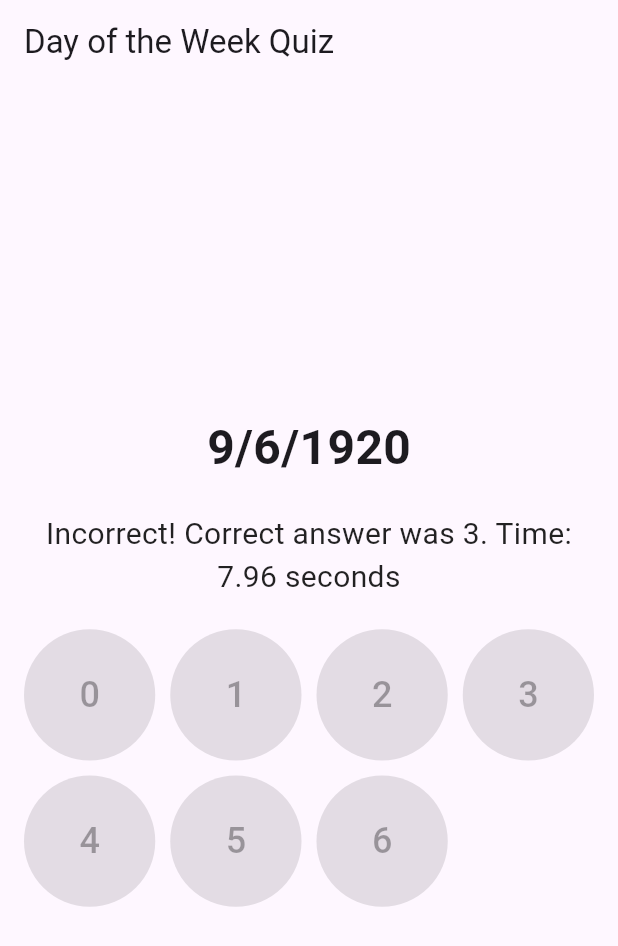
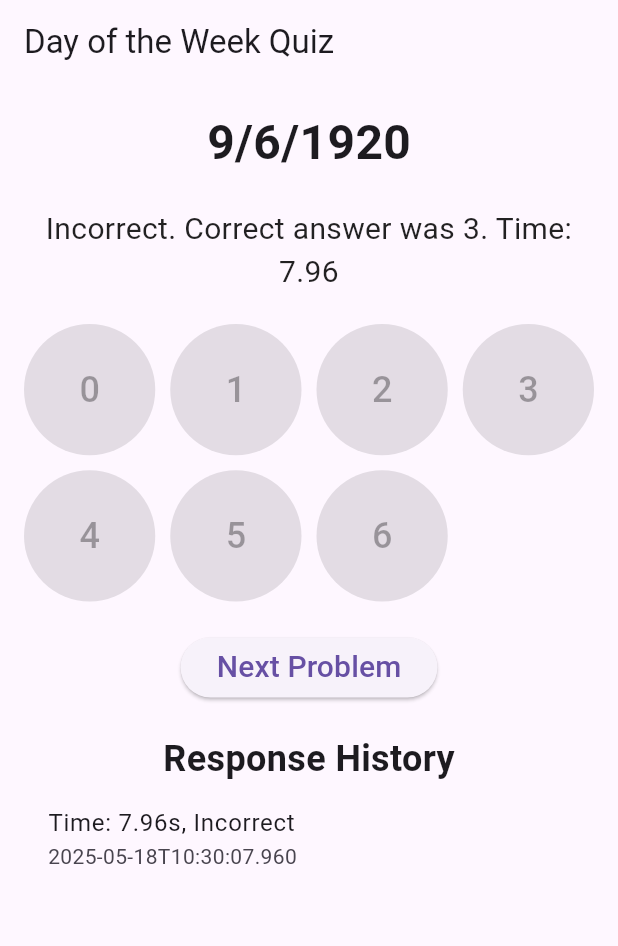
Before and after one commit to logansmith9454/doomsday, a Flutter app: the screen it shows after launch, after a tap on an icon or button, on a phone screen of 412 x 824 dp. Shown: the top 946 px of the screen. Run offline on Flutter 3.47's test engine with Material 3 defaults, Android fonts, the phone set to English and light mode, and no system bars; our stand-ins replace sqflite; accounts and stored records are empty.

Commit message:
added sql

```diff
--- /dev/null
+++ b/lib/database_helper.dart
@@ -0,0 +1,65 @@
+import 'package:sqflite/sqflite.dart';
+import 'package:path/path.dart';
+
+class DatabaseHelper {
+  static final DatabaseHelper instance = DatabaseHelper._init();
+  static Database? _database;
+
+  DatabaseHelper._init();
+
+  Future<Database> get database async {
+    if (_database != null) return _database!;
+    _database = await _initDB('responses.db');
+    print('Database initialized at: ${await getDatabasesPath()}/responses.db');
+    return _database!;
+  }
+
+  Future<Database> _initDB(String fileName) async {
+    final dbPath = await getDatabasesPath();
+    final path = join(dbPath, fileName);
+    return await openDatabase(path, version: 1, onCreate: _createDB);
+  }
+
+  Future _createDB(Database db, int version) async {
+    await db.execute('''
+    CREATE TABLE responses (
+      id INTEGER PRIMARY KEY AUTOINCREMENT,
+      timestamp TEXT NOT NULL,
+      time_taken REAL NOT NULL,
+      is_correct INTEGER NOT NULL
+    )
+    ''');
+    print('Table responses created');
+  }
+
+  Future<void> insertResponse(Map<String, dynamic> response) async {
+    final db = await database;
+    await db.insert(
+      'responses',
+      response,
+      conflictAlgorithm: ConflictAlgorithm.replace,
+    );
+    print('Inserted response: $response');
+  }
+
+  Future<List<Map<String, dynamic>>> getResponses() async {
+    final db = await database;
+    final responses = await db.query('responses', orderBy: 'timestamp DESC');
+    print('Fetched ${responses.length} responses');
+    return responses;
+  }
+
+  Future<int> getResponseCount() async {
+    final db = await database;
+    final result = await db.rawQuery('SELECT COUNT(*) as count FROM responses');
+    final count = result.first['count'] as int;
+    print('Response count: $count');
+    return count;
+  }
+
+  Future<void> close() async {
+    final db = await database;
+    await db.close();
+    print('Database closed');
+  }
+}
--- a/lib/main.dart
+++ b/lib/main.dart
@@ -1,6 +1,7 @@
 import 'package:flutter/material.dart';
 import 'dart:math';
 import 'dart:async';
+import 'database_helper.dart';
 
 void main() {
   runApp(const MyApp());
@@ -13,19 +14,19 @@ class MyApp extends StatelessWidget {
   Widget build(BuildContext context) {
     return MaterialApp(
       theme: ThemeData(primarySwatch: Colors.blue),
-      home: const MathGame(),
+      home: const DateGame(),
     );
   }
 }
 
-class MathGame extends StatefulWidget {
-  const MathGame({super.key});
+class DateGame extends StatefulWidget {
+  const DateGame({super.key});
 
   @override
-  _MathGameState createState() => _MathGameState();
+  _DateGameState createState() => _DateGameState();
 }
 
-class _MathGameState extends State<MathGame> {
+class _DateGameState extends State<DateGame> {
   int _day = 0;
   int _month = 0;
   int _year0 = 0;
@@ -41,11 +42,14 @@ class _MathGameState extends State<MathGame> {
   double _timeTaken = 0.0;
   late DateTime _startTime;
   bool _answered = false;
+  final DatabaseHelper _dbHelper = DatabaseHelper.instance;
+  List<Map<String, dynamic>> _responseHistory = [];
 
   @override
   void initState() {
     super.initState();
     _generateProblem();
+    _loadHistory();
   }
 
   void _generateProblem() {
@@ -118,26 +122,41 @@ class _MathGameState extends State<MathGame> {
     });
   }
 
-  void _checkAnswer(int userAnswer) {
+  void _checkAnswer(int userAnswer) async {
     if (_answered) return; // Ignore additional presses
     setState(() {
       _answered = true;
       _timeTaken =
           DateTime.now().difference(_startTime).inMilliseconds / 1000.0;
       if (userAnswer == _correctAnswer) {
-        _resultText = 'Correct! Time: ${_timeTaken.toStringAsFixed(2)} seconds';
+        _resultText = 'Correct! Time: ${_timeTaken.toStringAsFixed(2)}';
       } else {
         _resultText =
-            'Incorrect! Correct answer was $_correctAnswer. Time: ${_timeTaken.toStringAsFixed(2)} seconds';
+            'Incorrect. Correct answer was $_correctAnswer. Time: ${_timeTaken.toStringAsFixed(2)}';
       }
     });
-    // Generate new problem after a short delay
-    Future.delayed(const Duration(seconds: 2), () {
-      if (mounted) {
-        setState(() {
-          _generateProblem();
-        });
-      }
+
+    try {
+      await _dbHelper.insertResponse({
+        'timestamp': DateTime.now().toIso8601String(),
+        'time_taken': _timeTaken,
+        'is_correct': userAnswer == _correctAnswer ? 1 : 0,
+      });
+    } catch (e) {
+      print('Error saving time: $e');
+    }
+
+    try {
+      await _dbHelper.getResponseCount();
+    } catch (e) {
+      print('Error loading history: $e');
+    }
+  }
+
+  Future<void> _loadHistory() async {
+    final history = await _dbHelper.getResponses();
+    setState(() {
+      _responseHistory = history;
     });
   }
 
@@ -176,6 +195,61 @@ class _MathGameState extends State<MathGame> {
               mainAxisSpacing: 10,
               children: List.generate(7, (index) => _buildDigitButton(index)),
             ),
+            const SizedBox(height: 20),
+            if (_answered)
+              ElevatedButton(
+                onPressed: () => setState(() => _generateProblem()),
+                child: const Text(
+                  'Next Problem',
+                  style: TextStyle(fontSize: 20),
+                ),
+              ),
+            const SizedBox(height: 20),
+            Expanded(
+              child: Column(
+                children: [
+                  const Text(
+                    'Response History',
+                    style: TextStyle(fontSize: 24, fontWeight: FontWeight.bold),
+                  ),
+                  Expanded(
+                    child: FutureBuilder<List<Map<String, dynamic>>>(
+                      future: _dbHelper.getResponses(),
+                      builder: (context, snapshot) {
+                        if (snapshot.connectionState ==
+                            ConnectionState.waiting) {
+                          return const Center(
+                            child: CircularProgressIndicator(),
+                          );
+                        }
+                        if (snapshot.hasError) {
+                          return Center(
+                            child: Text('Error: ${snapshot.error}'),
+                          );
+                        }
+                        if (!snapshot.hasData || snapshot.data!.isEmpty) {
+                          return const Center(child: Text('No responses yet'));
+                        }
+                        final responses = snapshot.data!;
+                        return ListView.builder(
+                          itemCount: responses.length,
+                          itemBuilder: (context, index) {
+                            final response = responses[index];
+                            return ListTile(
+                              title: Text(
+                                'Time: ${response['time_taken'].toStringAsFixed(2)}s, '
+                                '${response['is_correct'] == 1 ? 'Correct' : 'Incorrect'}',
+                              ),
+                              subtitle: Text(response['timestamp']),
+                            );
+                          },
+                        );
+                      },
+                    ),
+                  ),
+                ],
+              ),
+            ),
           ],
         ),
       ),
--- a/pubspec.yaml
+++ b/pubspec.yaml
@@ -2,7 +2,7 @@ name: moonsday
 description: "A new Flutter project."
 # The following line prevents the package from being accidentally published to
 # pub.dev using `flutter pub publish`. This is preferred for private packages.
-publish_to: 'none' # Remove this line if you wish to publish to pub.dev
+publish_to: "none" # Remove this line if you wish to publish to pub.dev
 
 # The following defines the version and build number for your application.
 # A version number is three numbers separated by dots, like 1.2.43
@@ -30,7 +30,8 @@ environment:
 dependencies:
   flutter:
     sdk: flutter
-
+  sqflite: ^2.3.3
+  path: ^1.9.0
   # The following adds the Cupertino Icons font to your application.
   # Use with the CupertinoIcons class for iOS style icons.
   cupertino_icons: ^1.0.8
@@ -51,7 +52,6 @@ dev_dependencies:
 
 # The following section is specific to Flutter packages.
 flutter:
-
   # The following line ensures that the Material Icons font is
   # included with your application, so that you can use the icons in
   # the material Icons class.
```
Also changed, not shown: pubspec.lock, 1 other file.
